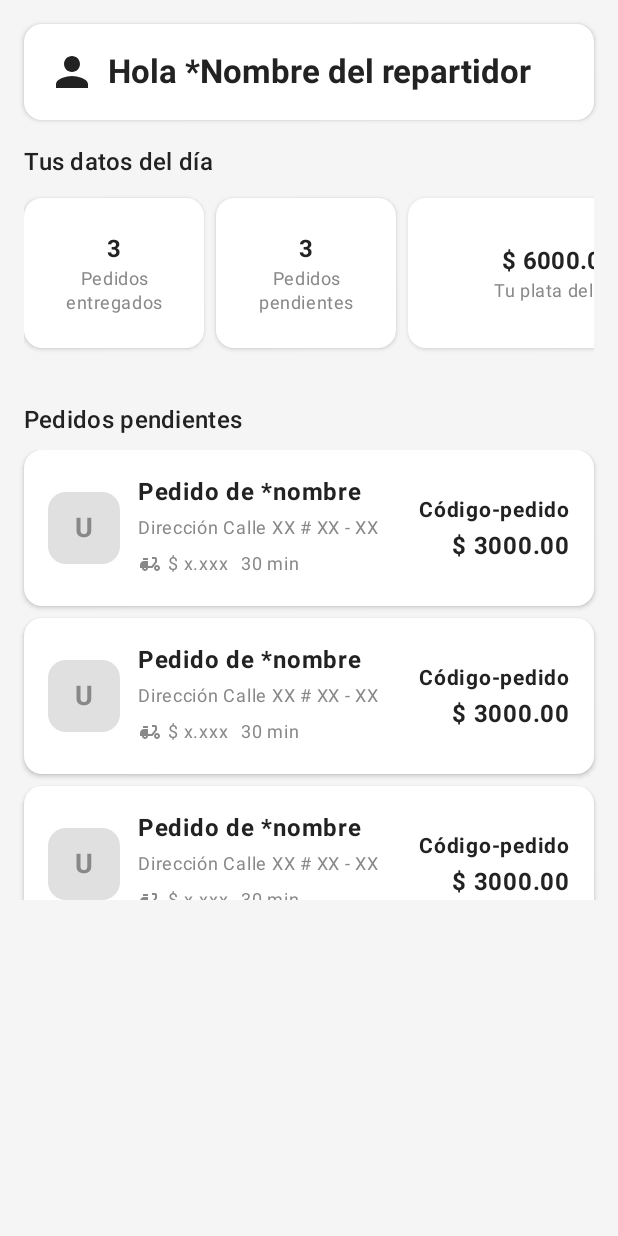
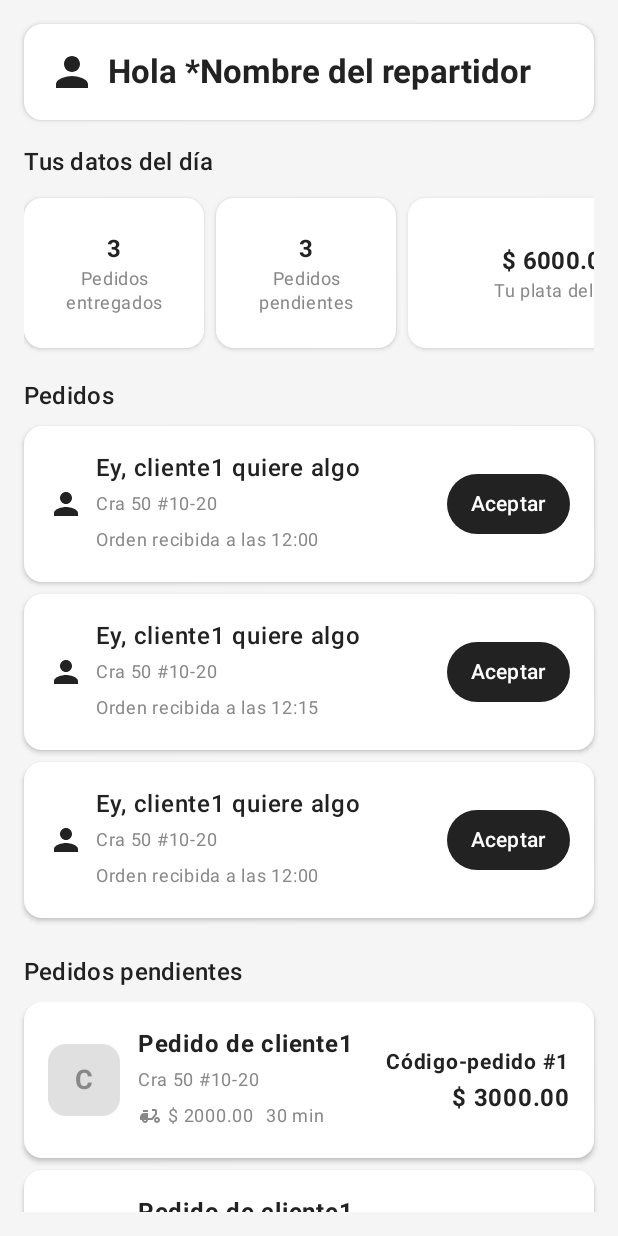
Before and after one commit to Yenreh/DeliveryPrototype, an Android app built with Jetpack Compose: the composable RepartidorHomeScreen shown on its own in the app's theme, on a phone screen of 412 x 824 dp. Run offline under Robolectric (Android 15) with nearby library versions, the phone set to English and light mode, and no system bars; our stand-ins replace Room's generated code.

Commit message:
Enhance delivery person functionality with unassigned orders and improved UI
Co-authored-by: Yenreh <36575476+Yenreh@users.noreply.github.com>

```diff
--- a/app/src/main/java/com/example/deliveryprototype/data/AppRepository.kt
+++ b/app/src/main/java/com/example/deliveryprototype/data/AppRepository.kt
@@ -35,6 +35,10 @@ class AppRepository(context: Context) {
             pedidoDao.insertPedido(PedidoEntity(clienteId = 2, tenderoId = 1, repartidorId = 3, productosIds = "1:2,2:1", estado = "PENDIENTE", fecha = "2025-06-30 11:00", tarifaEnvio = 2000.0, tarifaServicio = 1000.0))
             pedidoDao.insertPedido(PedidoEntity(clienteId = 2, tenderoId = 2, repartidorId = 3, productosIds = "3:3", estado = "EN_CAMINO", fecha = "2025-06-30 11:10", tarifaEnvio = 2000.0, tarifaServicio = 1000.0))
             pedidoDao.insertPedido(PedidoEntity(clienteId = 2, tenderoId = 3, repartidorId = 3, productosIds = "4:1", estado = "ENTREGADO", fecha = "2025-06-30 10:30", tarifaEnvio = 2000.0, tarifaServicio = 1000.0))
+
+            // Pedidos sin asignar para que aparezcan como "nuevos pedidos"
+            pedidoDao.insertPedido(PedidoEntity(clienteId = 2, tenderoId = 1, repartidorId = null, productosIds = "1:3,2:2", estado = "PENDIENTE", fecha = "2025-06-30 12:00", tarifaEnvio = 2500.0, tarifaServicio = 1000.0))
+            pedidoDao.insertPedido(PedidoEntity(clienteId = 2, tenderoId = 2, repartidorId = null, productosIds = "3:1", estado = "PENDIENTE", fecha = "2025-06-30 12:15", tarifaEnvio = 3000.0, tarifaServicio = 1000.0))
         }
     }
 
--- a/app/src/main/java/com/example/deliveryprototype/data/PedidoDao.kt
+++ b/app/src/main/java/com/example/deliveryprototype/data/PedidoDao.kt
@@ -17,6 +17,9 @@ interface PedidoDao {
     @Query("SELECT * FROM pedidos WHERE repartidorId = :repartidorId")
     suspend fun getPedidosByRepartidor(repartidorId: Int): List<PedidoEntity>
 
+    @Query("SELECT * FROM pedidos WHERE repartidorId IS NULL AND estado = 'PENDIENTE'")
+    suspend fun getPedidosDisponibles(): List<PedidoEntity>
+
     @Insert(onConflict = OnConflictStrategy.REPLACE)
     suspend fun insertPedido(pedido: PedidoEntity): Long
 
--- a/app/src/main/java/com/example/deliveryprototype/ui/screens/RepartidorHomeScreen.kt
+++ b/app/src/main/java/com/example/deliveryprototype/ui/screens/RepartidorHomeScreen.kt
@@ -1,6 +1,7 @@
 package com.example.deliveryprototype.ui.screens
 
 import androidx.compose.foundation.background
+import androidx.compose.foundation.clickable
 import androidx.compose.foundation.layout.*
 import androidx.compose.foundation.lazy.LazyColumn
 import androidx.compose.foundation.lazy.LazyRow
@@ -47,10 +48,7 @@ fun RepartidorHomeScreen(
         pedidosAsignados = repository.db.pedidoDao().getPedidosByRepartidor(repartidorId)
 
         // Cargar pedidos disponibles (sin repartidor asignado)
-        val todosPedidos = repository.db.pedidoDao().getPedidosByTendero(1) // Para el prototipo
-        pedidosDisponibles = todosPedidos.filter {
-            it.repartidorId == null && it.estado == "PENDIENTE"
-        }.take(3) // Mostrar máximo 3 pedidos nuevos
+        pedidosDisponibles = repository.db.pedidoDao().getPedidosDisponibles().take(3) // Mostrar máximo 3 pedidos nuevos
     }
 
     // Calcular estadísticas del día
@@ -160,10 +158,7 @@ fun RepartidorHomeScreen(
 
                             // Recargar listas
                             pedidosAsignados = repository.db.pedidoDao().getPedidosByRepartidor(repartidorId)
-                            val todosPedidos = repository.db.pedidoDao().getPedidosByTendero(1)
-                            pedidosDisponibles = todosPedidos.filter {
-                                it.repartidorId == null && it.estado == "PENDIENTE"
-                            }.take(3)
+                            pedidosDisponibles = repository.db.pedidoDao().getPedidosDisponibles().take(3)
                         }
                     },
                     onDetalle = onPedidoDetalle
@@ -265,6 +260,14 @@ fun RepartidorOrderCard(
     onAccept: () -> Unit,
     onDetalle: (Int) -> Unit
 ) {
+    val context = LocalContext.current
+    val repository = remember { AppRepository(context) }
+    var cliente by remember { mutableStateOf<UserEntity?>(null) }
+
+    LaunchedEffect(pedido.clienteId) {
+        cliente = repository.db.userDao().getUserById(pedido.clienteId)
+    }
+
     Card(
         modifier = Modifier.fillMaxWidth(),
         colors = CardDefaults.cardColors(containerColor = Color.White),
@@ -284,17 +287,17 @@ fun RepartidorOrderCard(
                 Spacer(modifier = Modifier.width(8.dp))
                 Column(modifier = Modifier.weight(1f)) {
                     Text(
-                        "Ey, *nombre* quiere algo",
+                        "Ey, ${cliente?.name ?: "*nombre"} quiere algo",
                         fontWeight = FontWeight.Medium,
                         color = BlackText
                     )
                     Text(
-                        "Dirección Calle XX # XX - XX",
+                        cliente?.address ?: "Dirección Calle XX # XX - XX",
                         color = GrayText,
                         fontSize = 12.sp
                     )
                     Text(
-                        "Orden recibida a las 11:30 Hrs",
+                        "Orden recibida a las ${pedido.fecha.takeLast(5)}",
                         color = GrayText,
                         fontSize = 12.sp
                     )
@@ -316,8 +319,18 @@ fun RepartidorPendingOrderCard(
     pedido: PedidoEntity,
     onDetalle: (Int) -> Unit
 ) {
+    val context = LocalContext.current
+    val repository = remember { AppRepository(context) }
+    var cliente by remember { mutableStateOf<UserEntity?>(null) }
+
+    LaunchedEffect(pedido.clienteId) {
+        cliente = repository.db.userDao().getUserById(pedido.clienteId)
+    }
+
     Card(
-        modifier = Modifier.fillMaxWidth(),
+        modifier = Modifier
+            .fillMaxWidth()
+            .clickable { onDetalle(pedido.id) },
         colors = CardDefaults.cardColors(containerColor = Color.White),
         elevation = CardDefaults.cardElevation(2.dp)
     ) {
@@ -337,7 +350,7 @@ fun RepartidorPendingOrderCard(
                     contentAlignment = Alignment.Center
                 ) {
                     Text(
-                        "U",
+                        cliente?.name?.take(1)?.uppercase() ?: "U",
                         fontSize = 18.sp,
                         fontWeight = FontWeight.Bold,
                         color = GrayText
@@ -349,12 +362,12 @@ fun RepartidorPendingOrderCard(
 
             Column(modifier = Modifier.weight(1f)) {
                 Text(
-                    "Pedido de *nombre",
+                    "Pedido de ${cliente?.name ?: "*nombre"}",
                     fontWeight = FontWeight.Bold,
                     color = BlackText
                 )
                 Text(
-                    "Dirección Calle XX # XX - XX",
+                    cliente?.address ?: "Dirección Calle XX # XX - XX",
                     color = GrayText,
                     fontSize = 12.sp
                 )
@@ -369,7 +382,7 @@ fun RepartidorPendingOrderCard(
                     )
                     Spacer(modifier = Modifier.width(4.dp))
                     Text(
-                        "$ x.xxx",
+                        FeeUtils.formatMoney(pedido.tarifaEnvio),
                         color = GrayText,
                         fontSize = 12.sp
                     )
@@ -384,7 +397,7 @@ fun RepartidorPendingOrderCard(
 
             Column(horizontalAlignment = Alignment.End) {
                 Text(
-                    "Código-pedido",
+                    "Código-pedido #${pedido.id}",
                     fontWeight = FontWeight.Bold,
                     color = BlackText,
                     fontSize = 14.sp
--- a/app/src/main/java/com/example/deliveryprototype/ui/screens/RepartidorPedidoDetalleScreen.kt
+++ b/app/src/main/java/com/example/deliveryprototype/ui/screens/RepartidorPedidoDetalleScreen.kt
@@ -103,7 +103,7 @@ fun RepartidorPedidoDetalleScreen(pedidoId: Int, onBack: () -> Unit) {
                         contentAlignment = Alignment.Center
                     ) {
                         Text(
-                            "Código-pedido",
+                            "Código-pedido #${pedido!!.id}",
                             style = MaterialTheme.typography.titleMedium,
                             fontWeight = FontWeight.Bold,
                             color = BlackText
```
